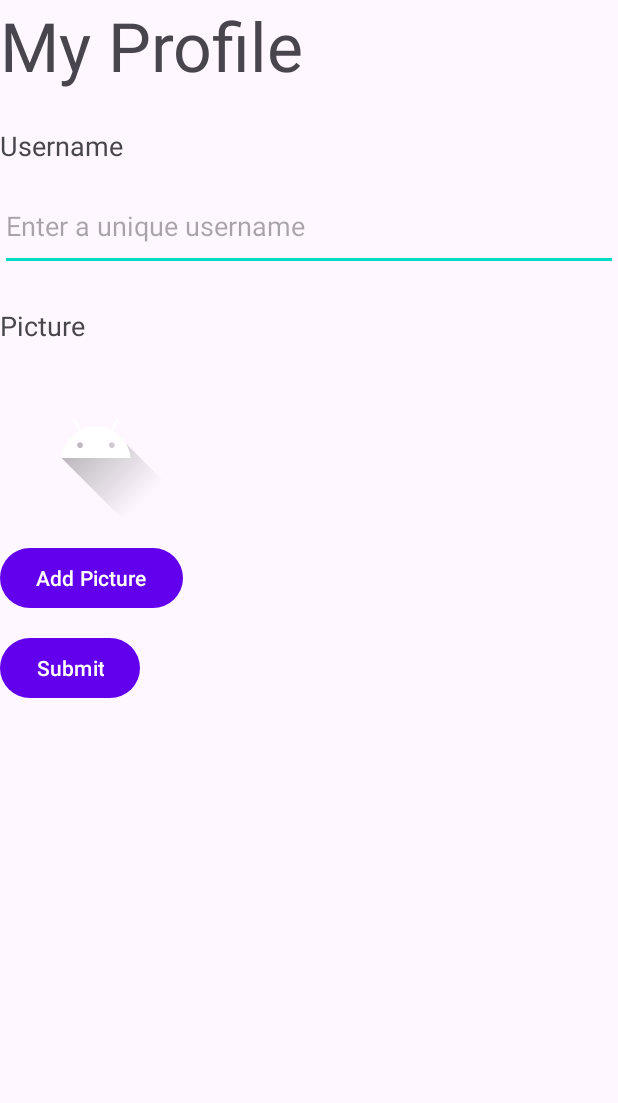
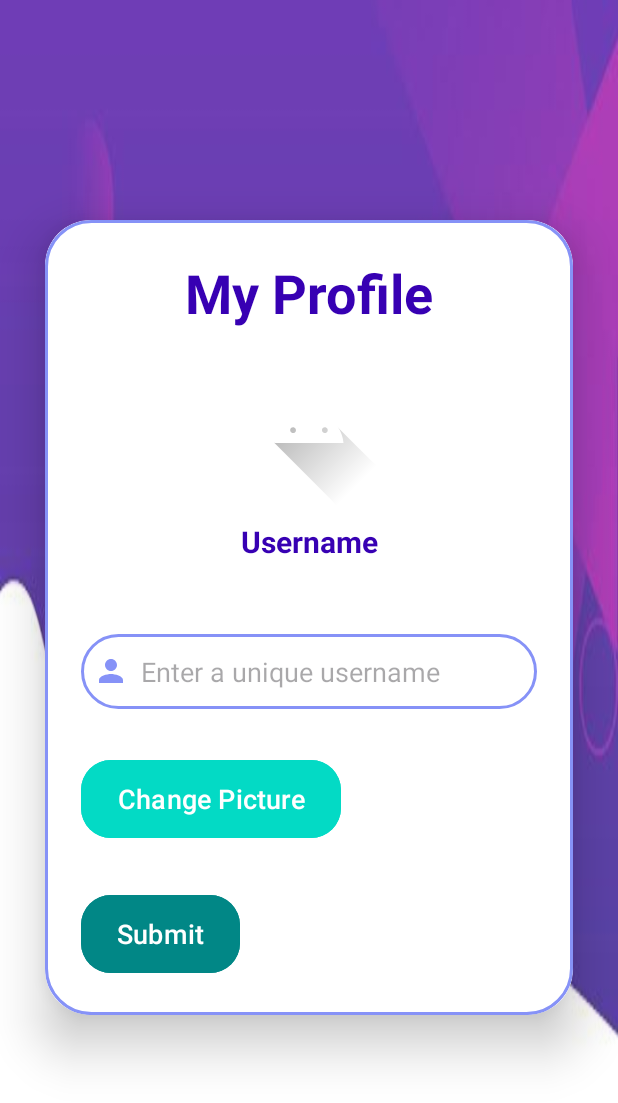
Before and after one commit to ST10083156/OPSC_PART_2_Attempt2, an Android app: the ProfilePage screen opened directly, with no data from a screen before it, on a phone screen of 412 x 824 dp. Shown: the top 1103 px of the screen. Run offline under Robolectric (Android 15) with nearby library versions, the phone set to English and light mode, and no system bars; our stand-ins replace Firebase (no records; nobody signed in at launch, a user with empty details on screens opened directly).

Commit message:
Profile Page UI

```diff
--- a/app/src/main/res/drawable/ic_launcher_foreground.xml
+++ b/app/src/main/res/drawable/ic_launcher_foreground.xml
@@ -3,7 +3,8 @@
     android:width="108dp"
     android:height="108dp"
     android:viewportWidth="108"
-    android:viewportHeight="108">
+    android:viewportHeight="108"
+    >
     <path android:pathData="M31,63.928c0,0 6.4,-11 12.1,-13.1c7.2,-2.6 26,-1.4 26,-1.4l38.1,38.1L107,108.928l-32,-1L31,63.928z">
         <aapt:attr name="android:fillColor">
             <gradient
--- a/app/src/main/res/layout/activity_profile_page.xml
+++ b/app/src/main/res/layout/activity_profile_page.xml
@@ -6,47 +6,36 @@
     android:layout_width="match_parent"
     android:layout_height="match_parent"
     tools:context=".ProfilePage"
-    android:orientation="vertical">
+    android:orientation="vertical"
+    android:gravity="center"
+    android:background="@drawable/profile">
+
+
+    <androidx.cardview.widget.CardView
+        android:layout_width="match_parent"
+        android:layout_height="wrap_content"
+        android:layout_margin="30dp"
+        app:cardCornerRadius="30dp"
+        app:cardElevation="20dp">
+
+        <LinearLayout
+            android:layout_width="match_parent"
+            android:layout_height="wrap_content"
+            android:orientation="vertical"
+            android:layout_gravity="center_horizontal"
+            android:padding="24dp"
+            android:background="@drawable/custom_edittext">
+
             <TextView
                 android:id="@+id/profileTV"
-        android:layout_width="wrap_content"
+                android:layout_width="match_parent"
                 android:layout_height="wrap_content"
                 android:text="My Profile"
-        android:textSize="45dp"
-        android:layout_marginBottom="24dp"
-        />
+                android:textSize="36sp"
+                android:textAlignment="center"
+                android:textStyle="bold"
+                android:textColor="@color/purple_700"/>
 
-    <TextView
-        android:id="@+id/profileUsernameTV"
-        android:layout_width="wrap_content"
-        android:layout_height="wrap_content"
-        android:text="Username"
-        android:textSize="18dp"
-
-
-
-        />
-
-    <EditText
-        android:id="@+id/usernameET"
-        android:layout_width="match_parent"
-        android:layout_height="59dp"
-        android:layout_marginTop="12dp"
-        android:hint="Enter a unique username"
-        android:textSize="18dp"
-
-        ></EditText>
-
-
-
-    <TextView
-        android:id="@+id/pictureTV"
-        android:layout_width="wrap_content"
-        android:layout_height="wrap_content"
-        android:text="Picture"
-        android:textSize="18dp"
-        android:layout_marginTop="24dp"
-        />
 
             <ImageView
                 android:id="@+id/imageView"
@@ -54,24 +43,53 @@
                 android:layout_height="wrap_content"
                 app:srcCompat="@drawable/ic_launcher_foreground"
                 android:layout_marginTop="12dp"
-        />
+                android:layout_gravity="center"
+                android:elevation="20dp"/>
+
+            <TextView
+                android:id="@+id/profileUsernameTV"
+                android:layout_width="match_parent"
+                android:layout_height="wrap_content"
+                android:text="Username"
+                android:textSize="20sp"
+                android:padding="8dp"
+                android:textAlignment="center"
+                android:textStyle="bold"
+                android:textColor="@color/purple_700"/>
+
+            <EditText
+                android:id="@+id/usernameET"
+                android:layout_width="match_parent"
+                android:layout_height="50dp"
+                android:background="@drawable/custom_edittext"
+                android:layout_marginTop="40dp"
+                android:padding="8dp"
+                android:hint="Enter a unique username"
+                android:textSize="18dp"
+                android:drawableLeft="@drawable/baseline_person_24"
+                android:textColor="@color/black"
+                android:drawablePadding="8dp"/>
 
             <Button
                 android:id="@+id/pictureBtn"
-        android:layout_height="wrap_content"
+                android:layout_height="60dp"
                 android:layout_width="wrap_content"
-        android:text="Add Picture"
-        android:layout_marginTop="12dp"
-        >
+                android:text="Change Picture"
+                android:textSize="18sp"
+                android:layout_marginTop="30dp"
+                android:backgroundTint="@color/teal_200"
+                app:cornerRadius="20dp"/>
 
-    </Button>
             <Button
                 android:id="@+id/submitBtn"
-        android:layout_height="wrap_content"
+                android:layout_height="60dp"
                 android:layout_width="wrap_content"
                 android:text="Submit"
-        android:layout_marginTop="12dp"
-        >
+                android:textSize="18sp"
+                android:layout_marginTop="30dp"
+                android:backgroundTint="@color/teal_700"
+                app:cornerRadius="20dp"/>
 
-    </Button>
         </LinearLayout>
+    </androidx.cardview.widget.CardView>
+</LinearLayout>
```
Also changed, not shown: app/src/main/res/layout/activity_registration_page.xml (+61 -16 lines), app/src/main/res/drawable/default_user.jpg (added), app/src/main/res/drawable/profile.jpg (added). Lines whose indentation alone changed are shown as unchanged.
